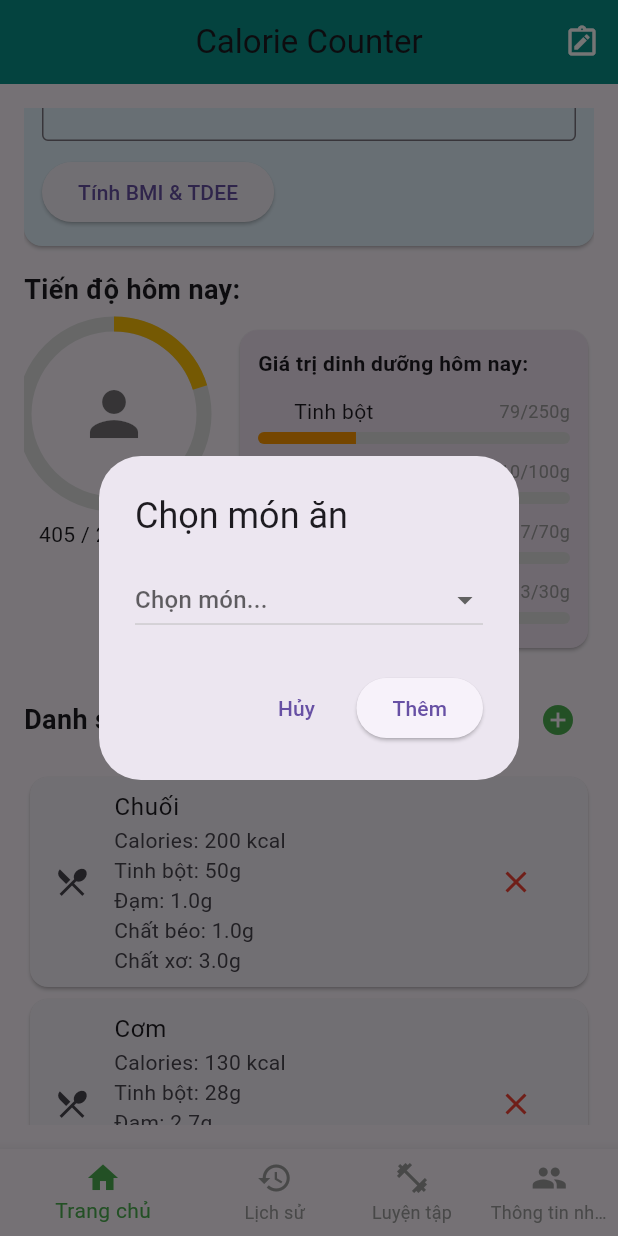
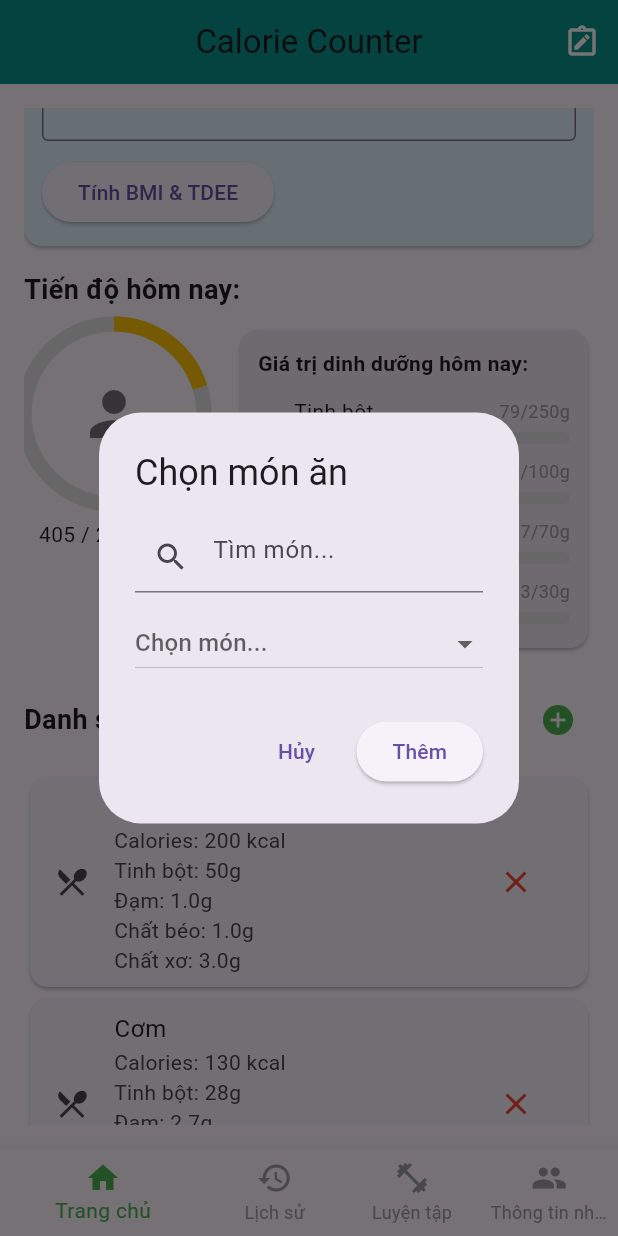
Before and after one commit to phuonglinh000/2025_LTTBDD_N04_Nhom_25, a Flutter app: the screen it shows after launch, scrolled down 576 dp, after a tap on the "add circle" icon, on a phone screen of 412 x 824 dp. Run offline on Flutter 3.47's test engine with Material 3 defaults, Android fonts, the phone set to English and light mode, and no system bars; our stand-ins replace fl_chart.

Commit message:
them ô tìm kiếm món ăn

```diff
--- a/calories/lib/man_hinh_chinh.dart
+++ b/calories/lib/man_hinh_chinh.dart
@@ -243,9 +243,30 @@ class _ManHinhChinhState
 
   final List<Map<String, dynamic>>
   _meals = [
-    {'name': 'Chuối', 'calories': 200, 'carbs': 50, 'protein': 1.0, 'fat': 1.0, 'fiber': 3.0},
-  {'name': 'Cơm', 'calories': 130, 'carbs': 28, 'protein': 2.7, 'fat': 0.3, 'fiber': 0.4},
-  {'name': 'Trứng luộc', 'calories': 75, 'carbs': 0.5, 'protein': 6.0, 'fat': 5.3, 'fiber': 0.0},
+    {
+      'name': 'Chuối',
+      'calories': 200,
+      'carbs': 50,
+      'protein': 1.0,
+      'fat': 1.0,
+      'fiber': 3.0,
+    },
+    {
+      'name': 'Cơm',
+      'calories': 130,
+      'carbs': 28,
+      'protein': 2.7,
+      'fat': 0.3,
+      'fiber': 0.4,
+    },
+    {
+      'name': 'Trứng luộc',
+      'calories': 75,
+      'carbs': 0.5,
+      'protein': 6.0,
+      'fat': 5.3,
+      'fiber': 0.0,
+    },
   ];
 
   final TextEditingController
@@ -781,7 +802,6 @@ class _ManHinhChinhState
                           goalFiber,
                           Colors.teal,
                         ),
-
                       ],
                     ),
                   ),
@@ -835,13 +855,25 @@ class _ManHinhChinhState
                     meal['name'],
                   ),
                   subtitle: Column(
-                    crossAxisAlignment: CrossAxisAlignment.start,
+                    crossAxisAlignment:
+                        CrossAxisAlignment
+                            .start,
                     children: [
-                      Text('Calories: ${meal['calories']} kcal'),
-                      Text('Tinh bột: ${meal['carbs'] ?? 0}g'),
-                      Text('Đạm: ${meal['protein'] ?? 0}g'),
-                      Text('Chất béo: ${meal['fat'] ?? 0}g'),
-                      Text('Chất xơ: ${meal['fiber'] ?? 0}g'),
+                      Text(
+                        'Calories: ${meal['calories']} kcal',
+                      ),
+                      Text(
+                        'Tinh bột: ${meal['carbs'] ?? 0}g',
+                      ),
+                      Text(
+                        'Đạm: ${meal['protein'] ?? 0}g',
+                      ),
+                      Text(
+                        'Chất béo: ${meal['fat'] ?? 0}g',
+                      ),
+                      Text(
+                        'Chất xơ: ${meal['fiber'] ?? 0}g',
+                      ),
                     ],
                   ),
                   trailing: IconButton(
@@ -1051,21 +1083,66 @@ class _ManHinhChinhState
     showDialog(
       context: context,
       builder: (BuildContext context) {
+        String? localSelectedMeal =
+            selectedMealName;
+        String searchQuery = '';
+
         return AlertDialog(
           title: const Text(
             'Chọn món ăn',
           ),
           content: StatefulBuilder(
             builder: (context, setStateDialog) {
-              return DropdownButton<
+              final filteredMeals =
+                  availableMeals.where((
+                    meal,
+                  ) {
+                    final name =
+                        meal['name']
+                            .toString()
+                            .toLowerCase();
+                    return name.contains(
+                      searchQuery
+                          .toLowerCase(),
+                    );
+                  }).toList();
+
+              return Column(
+                mainAxisSize:
+                    MainAxisSize.min,
+                children: [
+                  TextField(
+                    decoration:
+                        const InputDecoration(
+                          hintText:
+                              'Tìm món...',
+                          prefixIcon: Icon(
+                            Icons
+                                .search,
+                          ),
+                        ),
+                    onChanged: (value) {
+                      setStateDialog(
+                        () {
+                          searchQuery =
+                              value;
+                        },
+                      );
+                    },
+                  ),
+                  const SizedBox(
+                    height: 10,
+                  ),
+                  DropdownButton<
                     String
                   >(
-                value: selectedMealName,
+                    value:
+                        localSelectedMeal,
                     hint: const Text(
                       'Chọn món...',
                     ),
                     isExpanded: true,
-                items: availableMeals.map((
+                    items: filteredMeals.map((
                       meal,
                     ) {
                       return DropdownMenuItem<
@@ -1082,10 +1159,12 @@ class _ManHinhChinhState
                     }).toList(),
                     onChanged: (value) {
                       setStateDialog(() {
-                    selectedMealName =
+                        localSelectedMeal =
                             value;
                       });
                     },
+                  ),
+                ],
               );
             },
           ),
@@ -1098,19 +1177,21 @@ class _ManHinhChinhState
             ),
             ElevatedButton(
               onPressed: () {
-                if (selectedMealName !=
+                if (localSelectedMeal !=
                     null) {
                   final selectedMeal =
                       availableMeals.firstWhere(
                         (meal) =>
                             meal['name'] ==
-                            selectedMealName,
+                            localSelectedMeal,
                       );
 
                   setState(() {
                     _meals.add(
                       selectedMeal,
                     );
+                    selectedMealName =
+                        localSelectedMeal;
                   });
                 }
                 Navigator.pop(context);
```
Lines whose indentation alone changed are shown as unchanged.
